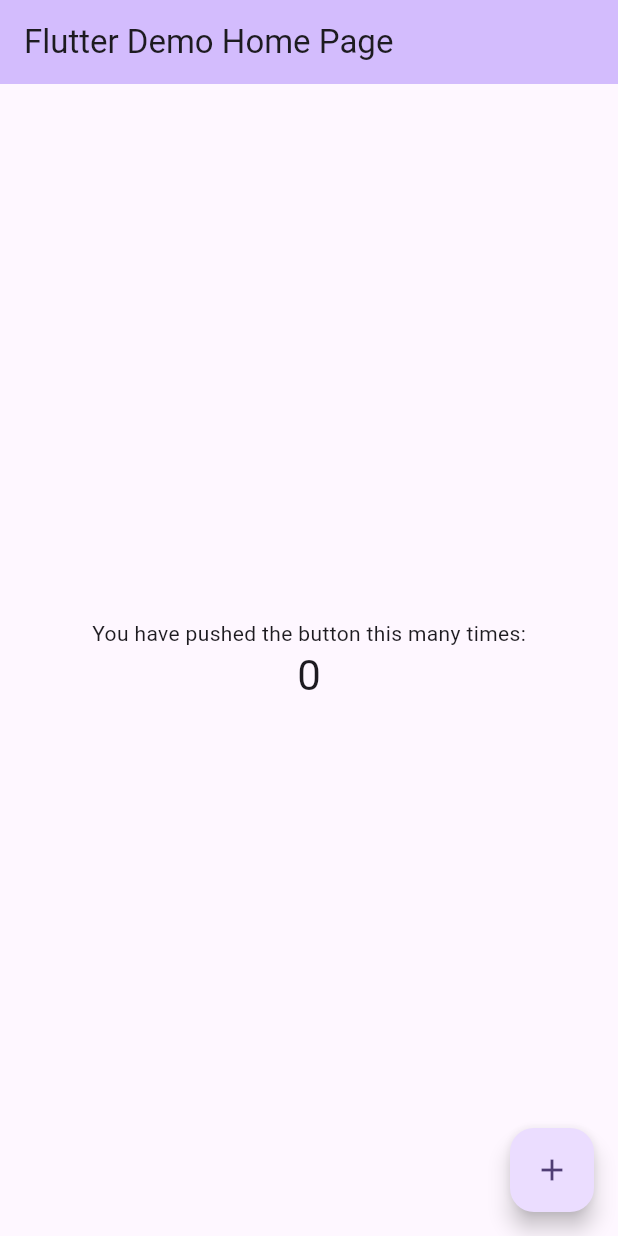
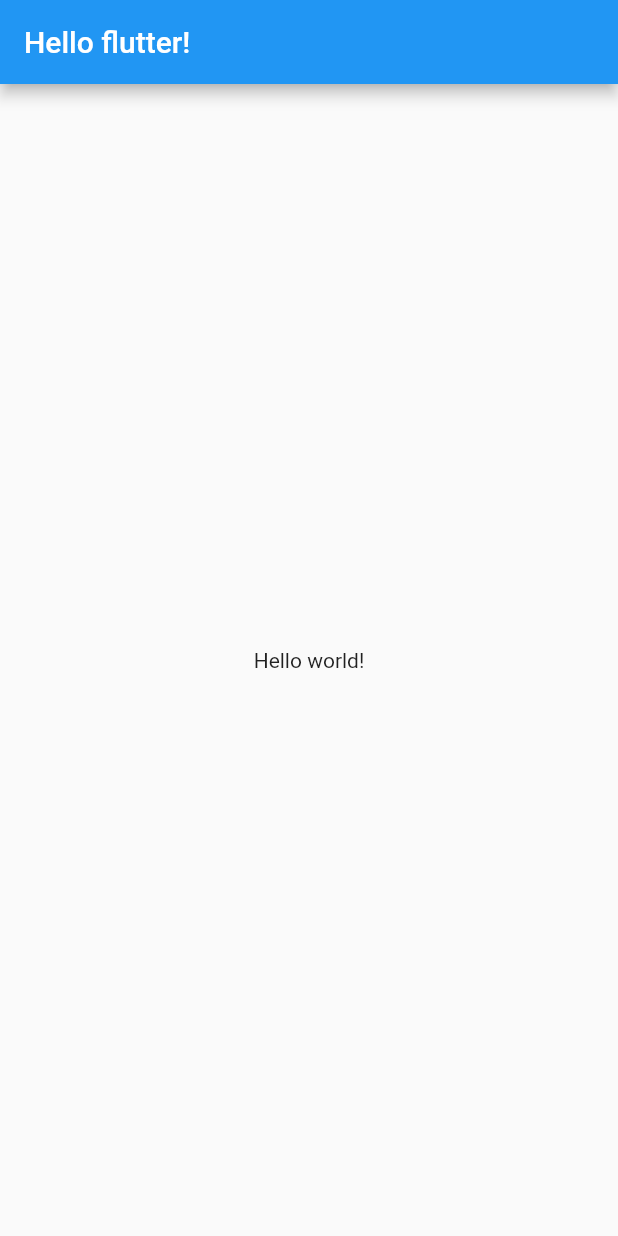
Before and after one commit to woochan94/Study_Flutter_toonflix, a Flutter app: the screen it shows after launch, on a phone screen of 412 x 824 dp. Run offline on Flutter 3.47's test engine with Material 2 defaults, Android fonts, the phone set to English and light mode, and no system bars.

Commit message:
Style: Clean main.dart code and write 'hello world'

```diff
--- a/lib/main.dart
+++ b/lib/main.dart
@@ -1,125 +1,23 @@
 import 'package:flutter/material.dart';
 
 void main() {
-  runApp(const MyApp());
+  runApp(const App());
 }
 
-class MyApp extends StatelessWidget {
-  const MyApp({super.key});
+class App extends StatelessWidget {
+  const App({super.key});
 
-  // This widget is the root of your application.
   @override
   Widget build(BuildContext context) {
     return MaterialApp(
-      title: 'Flutter Demo',
-      theme: ThemeData(
-        // This is the theme of your application.
-        //
-        // TRY THIS: Try running your application with "flutter run". You'll see
-        // the application has a blue toolbar. Then, without quitting the app,
-        // try changing the seedColor in the colorScheme below to Colors.green
-        // and then invoke "hot reload" (save your changes or press the "hot
-        // reload" button in a Flutter-supported IDE, or press "r" if you used
-        // the command line to start the app).
-        //
-        // Notice that the counter didn't reset back to zero; the application
-        // state is not lost during the reload. To reset the state, use hot
-        // restart instead.
-        //
-        // This works for code too, not just values: Most code changes can be
-        // tested with just a hot reload.
-        colorScheme: ColorScheme.fromSeed(seedColor: Colors.deepPurple),
-        useMaterial3: true,
+      home: Scaffold(
+        appBar: AppBar(
+          title: const Text('Hello flutter!'),
+        ),
+        body: const Center(
+          child: Text("Hello world!"),
+        ),
       ),
-      home: const MyHomePage(title: 'Flutter Demo Home Page'),
     );
   }
 }
-
-class MyHomePage extends StatefulWidget {
-  const MyHomePage({super.key, required this.title});
-
-  // This widget is the home page of your application. It is stateful, meaning
-  // that it has a State object (defined below) that contains fields that affect
-  // how it looks.
-
-  // This class is the configuration for the state. It holds the values (in this
-  // case the title) provided by the parent (in this case the App widget) and
-  // used by the build method of the State. Fields in a Widget subclass are
-  // always marked "final".
-
-  final String title;
-
-  @override
-  State<MyHomePage> createState() => _MyHomePageState();
-}
-
-class _MyHomePageState extends State<MyHomePage> {
-  int _counter = 0;
-
-  void _incrementCounter() {
-    setState(() {
-      // This call to setState tells the Flutter framework that something has
-      // changed in this State, which causes it to rerun the build method below
-      // so that the display can reflect the updated values. If we changed
-      // _counter without calling setState(), then the build method would not be
-      // called again, and so nothing would appear to happen.
-      _counter++;
-    });
-  }
-
-  @override
-  Widget build(BuildContext context) {
-    // This method is rerun every time setState is called, for instance as done
-    // by the _incrementCounter method above.
-    //
-    // The Flutter framework has been optimized to make rerunning build methods
-    // fast, so that you can just rebuild anything that needs updating rather
-    // than having to individually change instances of widgets.
-    return Scaffold(
-      appBar: AppBar(
-        // TRY THIS: Try changing the color here to a specific color (to
-        // Colors.amber, perhaps?) and trigger a hot reload to see the AppBar
-        // change color while the other colors stay the same.
-        backgroundColor: Theme.of(context).colorScheme.inversePrimary,
-        // Here we take the value from the MyHomePage object that was created by
-        // the App.build method, and use it to set our appbar title.
-        title: Text(widget.title),
-      ),
-      body: Center(
-        // Center is a layout widget. It takes a single child and positions it
-        // in the middle of the parent.
-        child: Column(
-          // Column is also a layout widget. It takes a list of children and
-          // arranges them vertically. By default, it sizes itself to fit its
-          // children horizontally, and tries to be as tall as its parent.
-          //
-          // Column has various properties to control how it sizes itself and
-          // how it positions its children. Here we use mainAxisAlignment to
-          // center the children vertically; the main axis here is the vertical
-          // axis because Columns are vertical (the cross axis would be
-          // horizontal).
-          //
-          // TRY THIS: Invoke "debug painting" (choose the "Toggle Debug Paint"
-          // action in the IDE, or press "p" in the console), to see the
-          // wireframe for each widget.
-          mainAxisAlignment: MainAxisAlignment.center,
-          children: <Widget>[
-            const Text(
-              'You have pushed the button this many times:',
-            ),
-            Text(
-              '$_counter',
-              style: Theme.of(context).textTheme.headlineMedium,
-            ),
-          ],
-        ),
-      ),
-      floatingActionButton: FloatingActionButton(
-        onPressed: _incrementCounter,
-        tooltip: 'Increment',
-        child: const Icon(Icons.add),
-      ), // This trailing comma makes auto-formatting nicer for build methods.
-    );
-  }
-}
```
